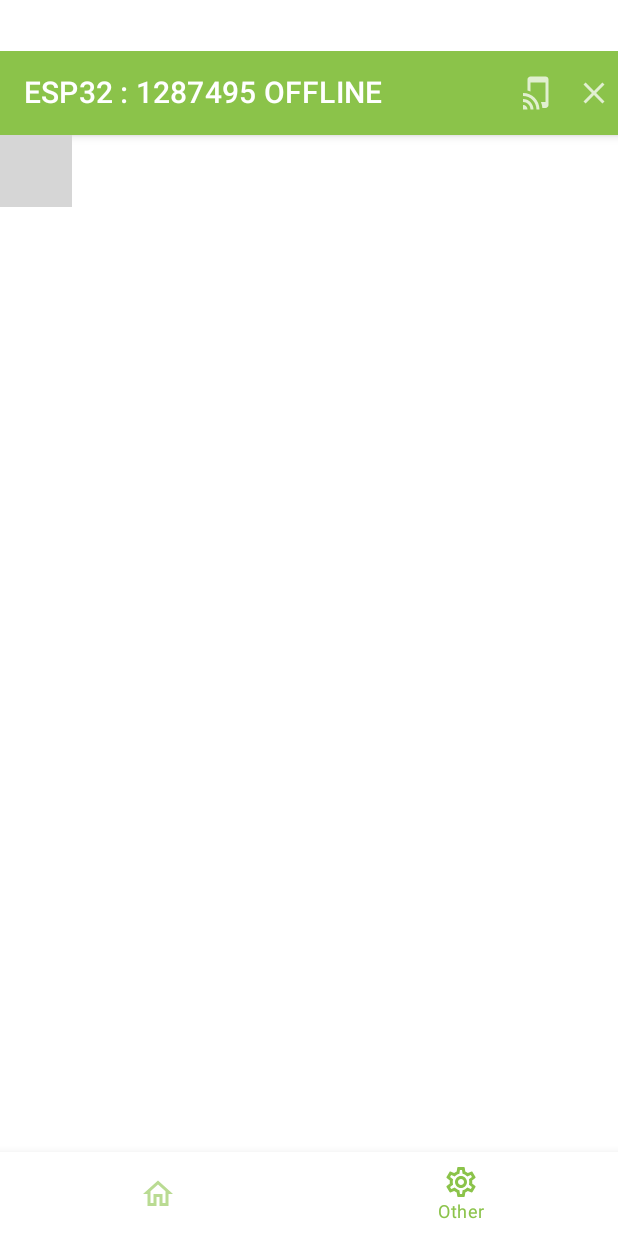
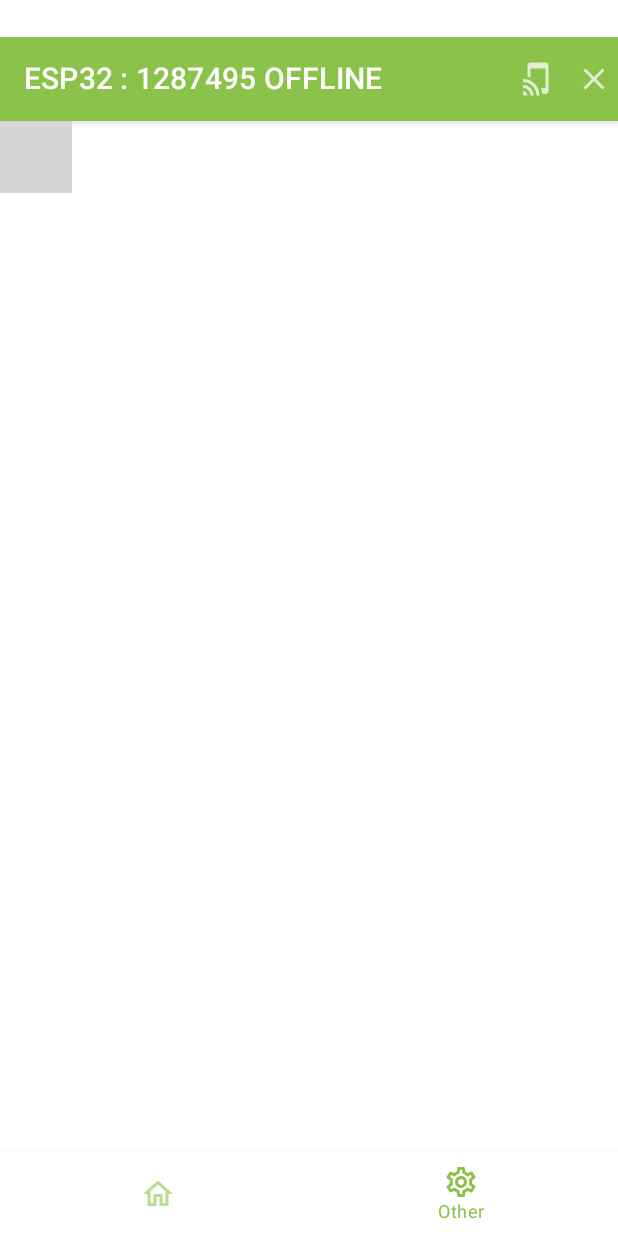
Before and after one commit to longforus/MyRomoteControl, an Android app built with Jetpack Compose: the OtherScreen screen opened through its navigation route, on a phone screen of 412 x 824 dp. Run offline under Robolectric (Android 15) with nearby library versions, the phone set to English and light mode, and no system bars; our stand-ins replace constraintlayout-compose, livedata-compose; libraries missing offline, so code that uses them is left out: com.aliyun.iot20180120, com.aliyun.teaopenapi, com.espressif.iot, com.permissionx.guolindev, com.tencent.mmkv; 32 statements that could not run were skipped; grey boxes are pictures that could not be loaded.

Commit message:
update dependencies 16:9 screen adaptive

```diff
--- a/android/app/src/main/java/com/longforus/myremotecontrol/MainActivity.kt
+++ b/android/app/src/main/java/com/longforus/myremotecontrol/MainActivity.kt
@@ -23,6 +23,7 @@ import androidx.compose.runtime.livedata.observeAsState
 import androidx.compose.ui.Alignment
 import androidx.compose.ui.Modifier
 import androidx.compose.ui.graphics.Color
+import androidx.compose.ui.platform.LocalContext
 import androidx.compose.ui.text.input.KeyboardType
 import androidx.compose.ui.unit.dp
 import androidx.compose.ui.unit.sp
@@ -335,7 +336,8 @@ class MainActivity : AppCompatActivity() {
 
 
     @Composable
-    fun ScaffoldScreen(navController: NavHostController, appBar: @Composable (() -> Unit)? = null, screen: @Composable () -> Unit) {
+    fun ScaffoldScreen(navController: NavHostController, appBar: @Composable (() -> Unit)? = null, screen: @Composable () ->
+    Unit) {
         val bottomNavigationItems = listOf(
             IconScreens.Home,
             IconScreens.Other,
@@ -347,7 +349,7 @@ class MainActivity : AppCompatActivity() {
                 topBar = {
                     appBar?.invoke()
                 },
-                modifier = Modifier.padding(top = 34.dp)
+                modifier = Modifier.padding(top = StatusBarUtil.getStatusBarHeight(LocalContext.current))
             )
         }
     }
--- a/android/app/src/main/java/com/longforus/myremotecontrol/MainViewModel.kt
+++ b/android/app/src/main/java/com/longforus/myremotecontrol/MainViewModel.kt
@@ -17,7 +17,6 @@ import com.tencent.mmkv.MMKV
 import kotlinx.coroutines.*
 import kotlinx.coroutines.flow.MutableStateFlow
 
-private const val TAG = "MainViewModel"
 
 
 class MainViewModel : ViewModel() {
--- a/android/app/src/main/java/com/longforus/myremotecontrol/TouchDialog.kt
+++ b/android/app/src/main/java/com/longforus/myremotecontrol/TouchDialog.kt
@@ -123,7 +123,6 @@ fun TouchDialog(navController: NavHostController = rememberNavController(),vm: M
                                 Text(text = "Cancel")
                             }
                             Button(onClick = {
-                                //tood
                                 stateResult.ssid = ssid
                                 stateResult.pwd = pwd
                                 if (stateResult.ssid.isNullOrEmpty()) {
@@ -136,7 +135,7 @@ fun TouchDialog(navController: NavHostController = rememberNavController(),vm: M
                                 }
                                 vm.doTouch(stateResult) {
                                     LogUtils.i(TAG, "EspTouchResult: $it")
-                                    stateResult.message = it.getBssid() + " is connected to the wifi"
+                                    stateResult.message = it.bssid + " is connected to the wifi"
                                     ToastUtils.showShort(stateResult.message)
                                     openDialog = false
                                 }
--- a/android/app/src/main/java/com/longforus/myremotecontrol/screen/HomeScreen.kt
+++ b/android/app/src/main/java/com/longforus/myremotecontrol/screen/HomeScreen.kt
@@ -1,8 +1,6 @@
 package com.longforus.myremotecontrol.screen
 
-import androidx.compose.foundation.ExperimentalFoundationApi
-import androidx.compose.foundation.Image
-import androidx.compose.foundation.background
+import androidx.compose.foundation.*
 import androidx.compose.foundation.gestures.detectTapGestures
 import androidx.compose.foundation.layout.*
 import androidx.compose.foundation.shape.RoundedCornerShape
@@ -26,6 +24,7 @@ import androidx.compose.ui.tooling.preview.Preview
 import androidx.compose.ui.unit.dp
 import androidx.compose.ui.unit.sp
 import androidx.constraintlayout.compose.ConstraintLayout
+import androidx.lifecycle.viewmodel.compose.viewModel
 import androidx.navigation.NavHostController
 import androidx.navigation.compose.rememberNavController
 import com.longforus.myremotecontrol.*
@@ -45,10 +44,18 @@ val TAG = "HomeScreen"
 @OptIn(ExperimentalFoundationApi::class)
 @Composable
 @Preview(showSystemUi = true)
-fun HomeScreen(navController: NavHostController = rememberNavController(), viewModel: MainViewModel = androidx.lifecycle.viewmodel.compose
-    .viewModel(), clientHolder: ClientHolder = ClientHolder(viewModel)
+fun HomeScreen(
+    navController: NavHostController = rememberNavController(),
+    viewModel: MainViewModel = viewModel(),
+    clientHolder: ClientHolder = ClientHolder(viewModel),
 ) {
-    Column(Modifier.padding(10.dp)) {
+
+    // actual composable state that we will show on UI and update in `Scrollable`
+    Column(
+        Modifier
+            .padding(top = 10.dp, start = 10.dp, end = 10.dp, bottom = 50.dp)
+            .verticalScroll(rememberScrollState())
+            ) {
         DacSpace(navController,viewModel,clientHolder)
         Spacer(modifier = Modifier.height(20.dp))
         Text(text = "AC")
--- a/android/app/src/main/java/com/longforus/myremotecontrol/util/Utils.kt
+++ b/android/app/src/main/java/com/longforus/myremotecontrol/util/Utils.kt
@@ -7,8 +7,11 @@ import android.graphics.Color
 import android.net.Uri
 import android.os.Build
 import android.provider.DocumentsContract
+import android.util.Log
 import android.view.View
 import android.view.WindowManager
+import androidx.compose.ui.unit.Dp
+import androidx.compose.ui.unit.dp
 import androidx.core.content.FileProvider
 import java.io.File
 
@@ -22,6 +25,27 @@ object StatusBarUtil {
             window.decorView.systemUiVisibility = option or vis
             window.statusBarColor = Color.parseColor("#22000000")
         }
+    }
+
+
+    fun getStatusBarHeight(activity: Context):Dp{
+        /**
+         * 获取状态栏高度——方法1
+         * */
+        /**
+         * 获取状态栏高度——方法1
+         */
+        var statusBarHeight1 = -1
+        //获取status_bar_height资源的ID
+        //获取status_bar_height资源的ID
+        val resourceId: Int = activity.getResources().getIdentifier("status_bar_height", "dimen", "android")
+        if (resourceId > 0) {
+            //根据资源ID获取响应的尺寸值
+            statusBarHeight1 = activity.getResources().getDimension(resourceId).toInt()
+        }
+        Log.d("StatusBarUtil", "状态栏-方法1:$statusBarHeight1")
+        val scale = activity.getResources().getDisplayMetrics().density;
+        return  (statusBarHeight1 / scale + 0.5f).dp
     }
 }
 
```
Also changed, not shown: android/app/build.gradle (+15 -15 lines), android/build.gradle (+3 -4 lines), 1 other file.
